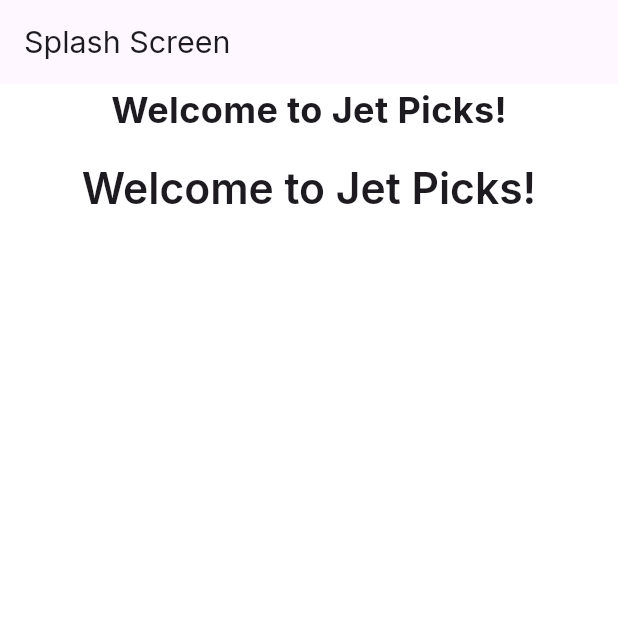
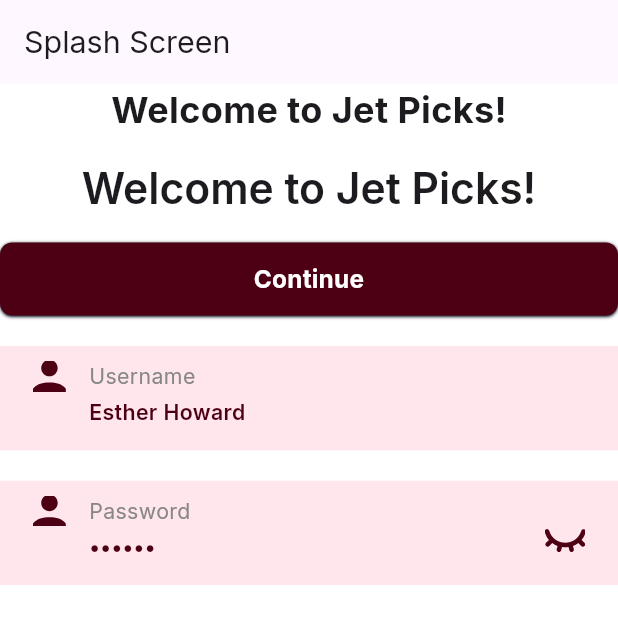
Before and after one commit to M-AWAIS786/jetpickerclientrepository, a Flutter app: the screen it shows after launch, on a phone screen of 412 x 824 dp. Shown: the top 624 px of the screen. Run offline on Flutter 3.47's test engine with Material 3 defaults, Android fonts, the phone set to English and light mode, and no system bars; our stand-ins replace flutter_screenutil, flutter_svg, google_fonts.

Commit message:
custom button and custom textfeild

```diff
--- a/lib/App/constants/app_colors.dart
+++ b/lib/App/constants/app_colors.dart
@@ -13,8 +13,10 @@ class AppColors {
 
   static const Color redLight = Color(0xFFFFE5EC);
   static const Color lightGray = Color(0xFFD9D9D9);
+  static const Color labelGray = Color(0xFF878787);
   static const Color green1E = Color(0xFF06A61E);
   static const Color green1C = Color(0xFF23A21C);
   static const Color red57 = Color(0xFFFF5757);
   static const Color lightPink = Color(0xFFFFA58A);
+  static const Color shadowColor = Color(0xFF101828);
 }
--- a/lib/App/constants/app_images.dart
+++ b/lib/App/constants/app_images.dart
@@ -6,10 +6,47 @@ class AppImages {
   // Assets Images
   static const String jetPicksLogo1 = '$_assets/logo_1.png';
   static const String jetPicksLogo2 = '$_assets/logo_2.png';
+  static const String playButton = '$_assets/PlayButton.png';
+  static const String jetOrderer = '$_assets/jetOrderer.png';
+  static const String jetPicker = '$_assets/jetPicker.png';
 
   //Assets SVGs
   static const String splashBackground = '$_svgs/splash_background.svg';
 
   // Assets Icons
-  static const String facebookIcon = '$_icons/facebook.svg';
+  static const String orderboxIcon = '$_icons/orderboxIcon.svg';
+  static const String cardIcon = '$_icons/cardIcon.svg';
+  static const String planIcon = '$_icons/planIcon.svg';
+  static const String uploadPhotoIcon = '$_icons/uploadPhotoIcon.svg';
+  static const String phoneIcon1 = '$_icons/phoneIcon1.svg';
+  static const String emojiIcon = '$_icons/emojiIcon.svg';
+  static const String chatLineIcon = '$_icons/chatLineIcon.svg';
+  static const String sendIcon = '$_icons/sendIcon.svg';
+  static const String travelDetailIcon = '$_icons/travelDetailIcon.svg';
+  static const String paymentcardsIcon = '$_icons/paymentcardsIcon.svg';
+  static const String helpIcon = '$_icons/helpIcon.svg';
+  static const String logoutIcon = '$_icons/logoutIcon.svg';
+  static const String settingIcon = '$_icons/settingIcon.svg';
+  static const String uploadIcon = '$_icons/uploadIcon.svg';
+  static const String lagageIcon = '$_icons/lagageIcon.svg';
+  static const String calendarIcon = '$_icons/calendarIcon.svg';
+  static const String starIcon = '$_icons/starIcon.svg';
+  static const String homeIcon = '$_icons/homeIcon.svg';
+  static const String orderLagageIcon = '$_icons/orderLagageIcon.svg';
+  static const String chatIcon = '$_icons/chatIcon.svg';
+  static const String userIcon = '$_icons/userIcon.svg';
+  static const String locationLineIcon = '$_icons/locationLineIcon.svg';
+  static const String moreIcon = '$_icons/moreIcon.svg';
+  static const String searchIcon = '$_icons/searchIcon.svg';
+  static const String bellIcon = '$_icons/bellIcon.svg';
+  static const String dropDownIcon = '$_icons/dropDownIcon.svg';
+  static const String languageIcon = '$_icons/languageIcon.svg';
+  static const String flagIcon = '$_icons/flagIcon.svg';
+  static const String cameraIcon = '$_icons/cameraIcon.svg';
+  static const String eyeClosedIcon = '$_icons/eyeClosedIcon.svg';
+  static const String eyeOpenedIcon = '$_icons/eyeOpenedIcon.svg';
+  static const String passwordIcon = '$_icons/passwordIcon.svg';
+  static const String emailIcon = '$_icons/emailIcon.svg';
+  static const String phoneIcon = '$_icons/phoneIcon.svg';
+  static const String profileIcon = '$_icons/profileIcon.svg';
 }
--- a/lib/App/views/splash_screen.dart/splash_screen.dart
+++ b/lib/App/views/splash_screen.dart/splash_screen.dart
@@ -2,9 +2,18 @@ import 'package:flutter/material.dart';
 import 'package:flutter_screenutil/flutter_screenutil.dart';
 import 'package:jet_picks_app/App/utils/sizedbox_extension.dart';
 
-class SplashScreen extends StatelessWidget {
+import '../../widgets/custom_button.dart';
+import '../../widgets/custom_textfield.dart';
+
+class SplashScreen extends StatefulWidget {
   const SplashScreen({super.key});
 
+  @override
+  State<SplashScreen> createState() => _SplashScreenState();
+}
+
+class _SplashScreenState extends State<SplashScreen> {
+  bool isPasswordHidden = true;
   @override
   Widget build(BuildContext context) {
     return Scaffold(
@@ -24,6 +33,22 @@ class SplashScreen extends StatelessWidget {
               style: Theme.of(context).textTheme.headlineMedium,
             ),
           ),
+          20.h.ph,
+          CustomButton(text: 'Continue', onPressed: () {}),
+          20.h.ph,
+          CustomTextField(label: "Username", hintText: "Esther Howard"),
+          20.h.ph,
+          CustomTextField(
+            label: "Password",
+            hintText: "••••••",
+            isPassword: true,
+            obscureText: isPasswordHidden,
+            onTogglePassword: () {
+              setState(() {
+                isPasswordHidden = !isPasswordHidden;
+              });
+            },
+          ),
         ],
       ),
     );
--- /dev/null
+++ b/lib/App/widgets/custom_button.dart
@@ -0,0 +1,60 @@
+import 'package:flutter/material.dart';
+import 'package:flutter_screenutil/flutter_screenutil.dart';
+import 'package:jet_picks_app/App/constants/app_colors.dart';
+
+class CustomButton extends StatelessWidget {
+  final String text;
+  final VoidCallback? onPressed;
+  final FontWeight? fontWeight;
+  final double? fontSize;
+  final Color? color;
+  final Color? textColor;
+  final Color? borderColor;
+  final double? radius;
+  const CustomButton({
+    super.key,
+    required this.text,
+    required this.onPressed,
+    this.fontWeight,
+    this.fontSize,
+    this.color,
+    this.textColor,
+    this.borderColor,
+    this.radius,
+  });
+
+  @override
+  Widget build(BuildContext context) {
+    return GestureDetector(
+      onTap: onPressed,
+      child: Container(
+        width: double.infinity,
+        height: 48.h,
+        decoration: BoxDecoration(
+          color: color ?? AppColors.red3,
+          borderRadius: BorderRadius.circular(radius ?? 8.r),
+          border: Border.all(color: borderColor ?? Colors.transparent),
+          boxShadow: [
+            BoxShadow(
+              color: AppColors.shadowColor,
+              offset: Offset(0, 1),
+              blurRadius: 1,
+              spreadRadius: 0,
+            ),
+          ],
+        ),
+        child: Center(
+          child: Text(
+            text,
+            textAlign: TextAlign.center,
+            style: Theme.of(context).textTheme.titleMedium?.copyWith(
+              color: textColor ?? Colors.white,
+              fontWeight: fontWeight ?? FontWeight.w700,
+              fontSize: fontSize ?? 16.sp,
+            ),
+          ),
+        ),
+      ),
+    );
+  }
+}
--- /dev/null
+++ b/lib/App/widgets/custom_textfield.dart
@@ -0,0 +1,96 @@
+import 'package:flutter/material.dart';
+import 'package:flutter_screenutil/flutter_screenutil.dart';
+import 'package:jet_picks_app/App/constants/app_colors.dart';
+import 'package:jet_picks_app/App/constants/app_fontweight.dart';
+import 'package:jet_picks_app/App/constants/app_images.dart';
+import 'package:jet_picks_app/App/utils/share_pictures.dart';
+import 'package:jet_picks_app/App/utils/sizedbox_extension.dart';
+
+class CustomTextField extends StatelessWidget {
+  final String label;
+  final String hintText;
+  final bool isPassword;
+  final TextEditingController? controller;
+  final VoidCallback? onTogglePassword;
+  final bool obscureText;
+
+  const CustomTextField({
+    super.key,
+    required this.label,
+    required this.hintText,
+    this.isPassword = false,
+    this.controller,
+    this.onTogglePassword,
+    this.obscureText = false,
+  });
+
+  @override
+  Widget build(BuildContext context) {
+    return Container(
+      padding: EdgeInsets.symmetric(vertical: 10.h, horizontal: 20.w),
+      decoration: BoxDecoration(
+        color: AppColors.redLight,
+        border: Border(bottom: BorderSide(color: AppColors.redLight, width: 1)),
+      ),
+      child: Column(
+        crossAxisAlignment: CrossAxisAlignment.start,
+        children: [
+          Row(
+            children: [
+              SharePictures(
+                imagePath: AppImages.profileIcon,
+                width: 20.w,
+                height: 20.h,
+                fit: BoxFit.cover,
+              ),
+              14.w.pw,
+              Text(
+                label,
+                style: Theme.of(
+                  context,
+                ).textTheme.bodyMedium?.copyWith(color: AppColors.labelGray),
+              ),
+            ],
+          ),
+
+          Row(
+            children: [
+              34.w.pw,
+              Expanded(
+                child: TextFormField(
+                  controller: controller,
+                  obscureText: obscureText,
+                  decoration: InputDecoration(
+                    border: InputBorder.none,
+                    hintText: hintText,
+                    isDense: true,
+                    hintStyle: Theme.of(context).textTheme.bodyMedium?.copyWith(
+                      color: AppColors.red3,
+                      fontWeight: TextWeight.semiBold,
+                    ),
+                  ),
+                  style: Theme.of(
+                    context,
+                  ).textTheme.titleMedium?.copyWith(color: AppColors.red3),
+                ),
+              ),
+
+              if (isPassword)
+                GestureDetector(
+                  onTap: onTogglePassword,
+                  child: SharePictures(
+                    imagePath: obscureText
+                        ? AppImages.eyeClosedIcon
+                        : AppImages.eyeOpenedIcon,
+                    width: 24.w,
+                    height: 24.h,
+                    fit: BoxFit.cover,
+                  ),
+                ),
+            ],
+          ),
+        ],
+      ),
+    );
+  }
+}
```
